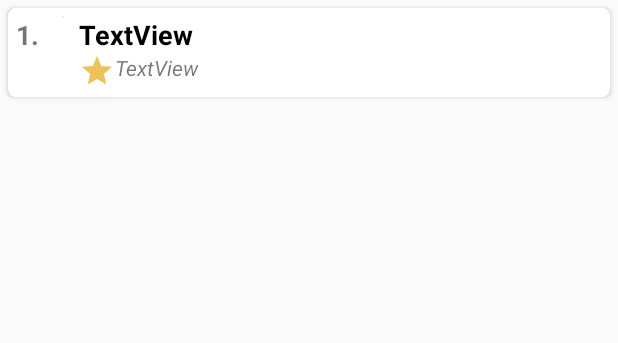
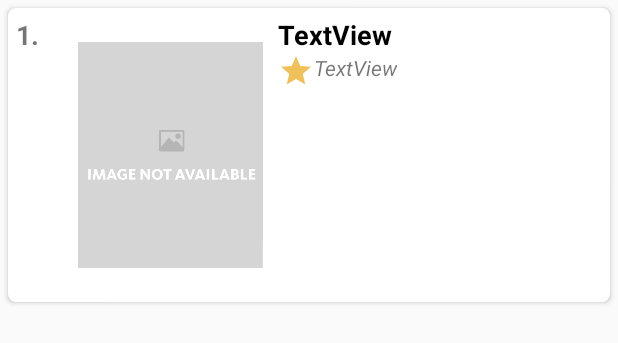
Before and after one commit to aligedizx/android-popular-movies-app, an Android app: the layout custom_item_card.xml on its own in the app's theme, with its tools: preview values and no code run, on a phone screen of 412 x 824 dp. Shown: the top 343 px of the screen. Run offline under Robolectric (Android 15) with nearby library versions, the phone set to English and light mode, and no system bars.

Commit message:
Added and used Glide library and parcelable implementing for Movie class

```diff
--- a/app/build.gradle
+++ b/app/build.gradle
@@ -19,6 +19,7 @@ android {
 }
 
 dependencies {
+    implementation 'com.github.bumptech.glide:glide:4.9.0'
     implementation fileTree(dir: 'libs', include: ['*.jar'])
     implementation 'com.android.support:appcompat-v7:28.0.0'
     implementation 'com.android.support.constraint:constraint-layout:1.1.3'
--- a/app/src/main/java/com/kaput/popularmoviesapp/MainActivity.java
+++ b/app/src/main/java/com/kaput/popularmoviesapp/MainActivity.java
@@ -12,6 +12,7 @@ import android.support.v7.widget.LinearLayoutManager;
 import android.support.v7.widget.RecyclerView;
 import android.view.View;
 
+import com.bumptech.glide.Glide;
 import com.google.gson.Gson;
 import com.google.gson.GsonBuilder;
 import com.kaput.popularmoviesapp.model.MovieListItem;
@@ -52,7 +53,8 @@ public class MainActivity extends AppCompatActivity implements OnMovieClickListe
 
         viewModel = ViewModelProviders.of(this).get(MovieViewModel.class);
 
-        final MovieAdapter movieAdapter = new MovieAdapter(this);
+        final MovieAdapter movieAdapter = new MovieAdapter(this, Glide.with(this));
+
 
         viewModel.movieList.observe(this, new Observer<PagedList<Movie>>() {
             @Override
@@ -70,7 +72,7 @@ public class MainActivity extends AppCompatActivity implements OnMovieClickListe
     @Override
     public void onClick(View view, Movie m) {
         Intent i = new Intent(this, MovieDetailActivity.class);
-        i.putExtra("title", m.title);
+        i.putExtra("movie", m);
         startActivity(i);
     }
 }
--- a/app/src/main/java/com/kaput/popularmoviesapp/MovieDetailActivity.java
+++ b/app/src/main/java/com/kaput/popularmoviesapp/MovieDetailActivity.java
@@ -3,6 +3,8 @@ package com.kaput.popularmoviesapp;
 import android.support.v7.app.AppCompatActivity;
 import android.os.Bundle;
 import android.widget.TextView;
+
+import com.kaput.popularmoviesapp.model.Movie;
 
 public class MovieDetailActivity extends AppCompatActivity {
 
@@ -15,7 +17,7 @@ public class MovieDetailActivity extends AppCompatActivity {
 
         titleView = findViewById(R.id.movie_title);
 
-        String title = getIntent().getStringExtra("title");
-        titleView.setText(title);
+        Movie m = getIntent().getParcelableExtra("movie");
+        titleView.setText(m.title);
     }
 }
--- a/app/src/main/res/layout/custom_item_card.xml
+++ b/app/src/main/res/layout/custom_item_card.xml
@@ -18,7 +18,7 @@
 
         <TextView
             android:id="@+id/ranking"
-            android:layout_width="26dp"
+            android:layout_width="36dp"
             android:layout_height="wrap_content"
             android:text="1."
             android:textSize="18dp"
@@ -27,9 +27,9 @@
 
         <ImageView
             android:id="@+id/poster"
-            android:layout_width="wrap_content"
-            android:layout_height="wrap_content"
-            tools:srcCompat="@tools:sample/avatars"
+            android:layout_width="185px"
+            android:layout_height="278px"
+            android:src="@drawable/no_img_avail"
             />
 
         <LinearLayout
```
Also changed, not shown: app/src/main/java/com/kaput/popularmoviesapp/MovieAdapter.java (+12 -15 lines), app/src/main/java/com/kaput/popularmoviesapp/model/Movie.java (+35 -1 lines), app/src/main/image_not_available-web.png (added), app/src/main/res/drawable-v24/no_img_avail.png (added).
